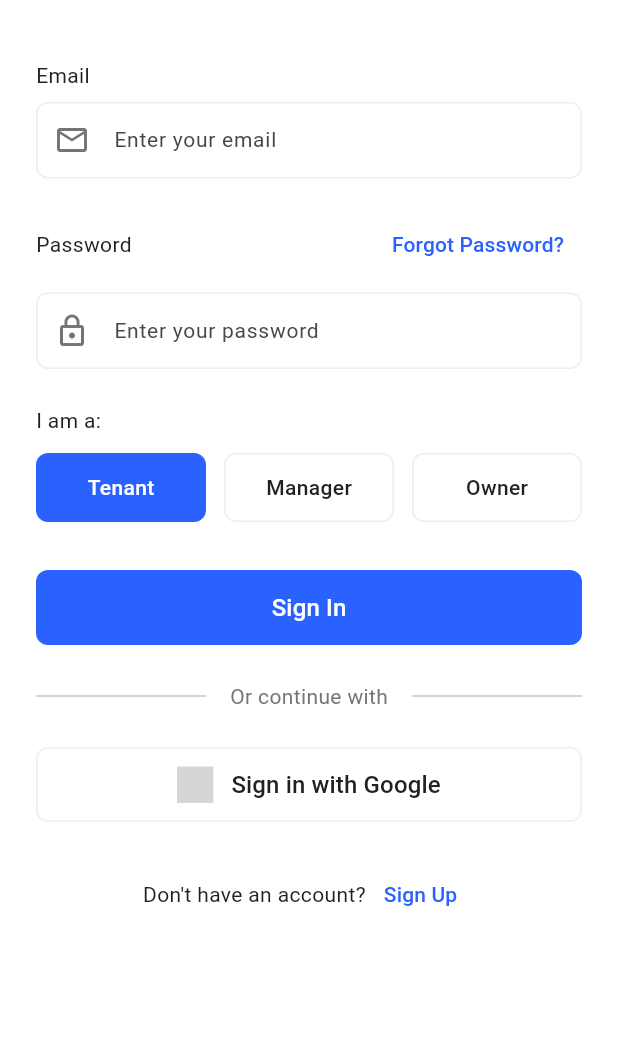
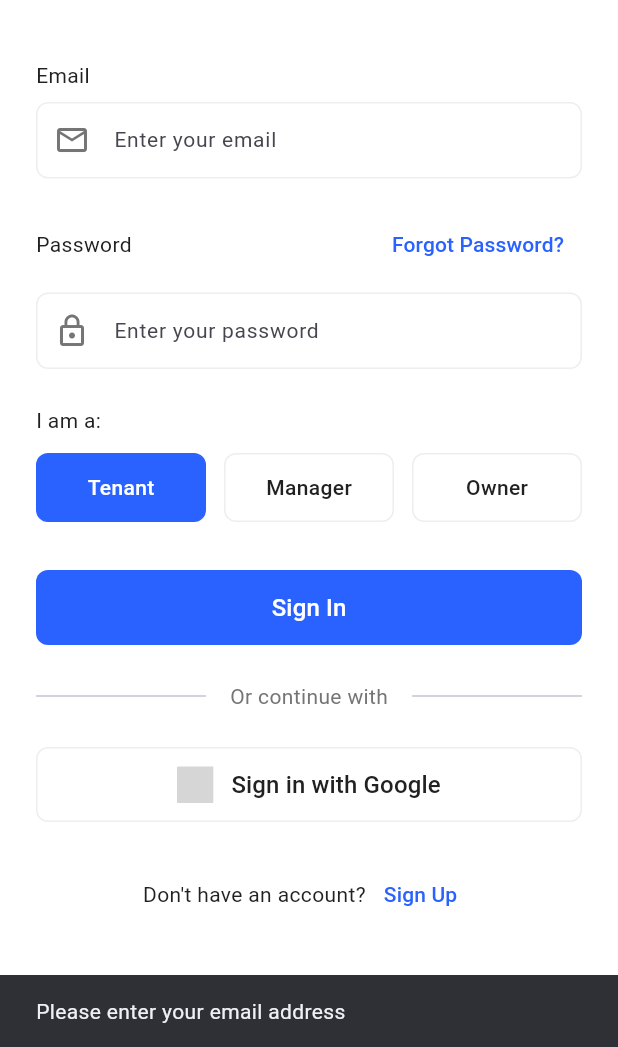
Before and after one commit to Firaolgosa/propertiesAppilication, a Flutter app: the screen it shows after launch, after a tap on "Forgot Password?", on a phone screen of 412 x 824 dp, the part 189-1236 px from its top. Run offline on Flutter 3.47's test engine with Material 3 defaults, Android fonts, the phone set to English and light mode, and no system bars; our stand-ins replace firebase_auth, firebase_core, flutter_svg, google_sign_in; accounts and stored records are empty; grey boxes are pictures that could not be loaded.

Commit message:
Implement login functionality with error handling and password reset feature in LoginScreen. Integrate AuthService for email/password and Google sign-in, enhancing user experience and security.

```diff
--- a/lib/features/auth/presentation/view/login_screen.dart
+++ b/lib/features/auth/presentation/view/login_screen.dart
@@ -2,6 +2,7 @@ import 'package:flutter/material.dart';
 import 'package:flutter_svg/flutter_svg.dart';
 import 'package:properties/core/utils/colors.dart';
 import 'package:properties/core/utils/styles.dart';
+import 'package:properties/features/auth/data/services/auth_service.dart';
 import 'package:properties/features/auth/presentation/widgets/custom_button.dart';
 import 'package:properties/features/auth/presentation/widgets/custom_text_field.dart';
 import 'package:properties/features/auth/presentation/view/signup_screen.dart';
@@ -17,8 +18,10 @@ class _LoginScreenState extends State<LoginScreen> {
   final _formKey = GlobalKey<FormState>();
   final _emailController = TextEditingController();
   final _passwordController = TextEditingController();
-  String _selectedUserType = 'Tenant'; // Default selected user type
+  final _authService = AuthService();
+  String _selectedUserType = 'Tenant';
   bool _isLoading = false;
+  String? _errorMessage;
 
   @override
   void dispose() {
@@ -27,24 +30,98 @@ class _LoginScreenState extends State<LoginScreen> {
     super.dispose();
   }
 
-  void _handleLogin() {
+  Future<void> _handleLogin() async {
     if (_formKey.currentState!.validate()) {
-      // Simulate login process
       setState(() {
         _isLoading = true;
+        _errorMessage = null;
       });
 
-      // In a real app, you would call your authentication service here
-      Future.delayed(const Duration(seconds: 2), () {
+      try {
+        await _authService.signInWithEmailAndPassword(
+          email: _emailController.text.trim(),
+          password: _passwordController.text.trim(),
+        );
+
+        // Navigate to home screen on success
+        if (mounted) {
+          // TODO: Replace with your home screen route
+          // Navigator.pushReplacement(
+          //   context,
+          //   MaterialPageRoute(builder: (context) => const HomeScreen()),
+          // );
+          ScaffoldMessenger.of(context).showSnackBar(
+            const SnackBar(content: Text('Login successful!')),
+          );
+        }
+      } catch (e) {
+        setState(() {
+          _errorMessage = e.toString();
+        });
+      } finally {
+        if (mounted) {
+          setState(() {
+            _isLoading = false;
+          });
+        }
+      }
+    }
+  }
+
+  Future<void> _handleGoogleSignIn() async {
+    setState(() {
+      _isLoading = true;
+      _errorMessage = null;
+    });
+
+    try {
+      await _authService.signInWithGoogle();
+
+      if (mounted) {
+        // TODO: Replace with your home screen route
+        // Navigator.pushReplacement(
+        //   context,
+        //   MaterialPageRoute(builder: (context) => const HomeScreen()),
+        // );
+        ScaffoldMessenger.of(context).showSnackBar(
+          const SnackBar(content: Text('Google sign in successful!')),
+        );
+      }
+    } catch (e) {
+      setState(() {
+        _errorMessage = e.toString();
+      });
+    } finally {
+      if (mounted) {
         setState(() {
           _isLoading = false;
         });
+      }
+    }
+  }
 
-        // Navigate to home screen or show error
+  void _handleForgotPassword() async {
+    final email = _emailController.text.trim();
+    if (email.isEmpty) {
+      ScaffoldMessenger.of(context).showSnackBar(
+        const SnackBar(content: Text('Please enter your email address')),
+      );
+      return;
+    }
+
+    try {
+      await _authService.resetPassword(email);
+      if (mounted) {
         ScaffoldMessenger.of(context).showSnackBar(
-          const SnackBar(content: Text('Login successful!')),
+          const SnackBar(content: Text('Password reset email sent!')),
         );
-      });
+      }
+    } catch (e) {
+      if (mounted) {
+        ScaffoldMessenger.of(context).showSnackBar(
+          SnackBar(content: Text(e.toString())),
+        );
+      }
     }
   }
 
@@ -80,6 +157,21 @@ class _LoginScreenState extends State<LoginScreen> {
                 ),
                 const SizedBox(height: 40),
 
+                if (_errorMessage != null)
+                  Container(
+                    padding: const EdgeInsets.all(12),
+                    margin: const EdgeInsets.only(bottom: 20),
+                    decoration: BoxDecoration(
+                      color: Colors.red.shade50,
+                      borderRadius: BorderRadius.circular(8),
+                      border: Border.all(color: Colors.red.shade200),
+                    ),
+                    child: Text(
+                      _errorMessage!,
+                      style: TextStyle(color: Colors.red.shade700),
+                    ),
+                  ),
+
                 // Email field
                 const Text(
                   'Email',
@@ -95,7 +187,8 @@ class _LoginScreenState extends State<LoginScreen> {
                     if (value == null || value.isEmpty) {
                       return 'Please enter your email';
                     }
-                    if (!RegExp(r'^[\w-\.]+@([\w-]+\.)+[\w-]{2,4}$').hasMatch(value)) {
+                    if (!RegExp(r'^[\w-\.]+@([\w-]+\.)+[\w-]{2,4}$')
+                        .hasMatch(value)) {
                       return 'Please enter a valid email';
                     }
                     return null;
@@ -112,9 +205,7 @@ class _LoginScreenState extends State<LoginScreen> {
                       style: AppStyles.bodyMedium,
                     ),
                     TextButton(
-                      onPressed: () {
-                        // Handle forgot password
-                      },
+                      onPressed: _handleForgotPassword,
                       child: const Text(
                         'Forgot Password?',
                         style: AppStyles.linkStyle,
@@ -181,9 +272,7 @@ class _LoginScreenState extends State<LoginScreen> {
                 // Google sign in
                 SocialButton(
                   text: 'Sign in with Google',
-                  onPressed: () {
-                    // Handle Google sign in
-                  },
+                  onPressed: _handleGoogleSignIn,
                   icon: SvgPicture.asset(
                     'assets/images/google_logo.svg',
                     height: 24,
@@ -233,7 +322,8 @@ class _LoginScreenState extends State<LoginScreen> {
             color: isSelected ? AppColors.primaryColor : Colors.white,
             borderRadius: BorderRadius.circular(8),
             border: Border.all(
-              color: isSelected ? AppColors.primaryColor : AppColors.dividerColor,
+              color:
+                  isSelected ? AppColors.primaryColor : AppColors.dividerColor,
             ),
           ),
           child: Center(
```
